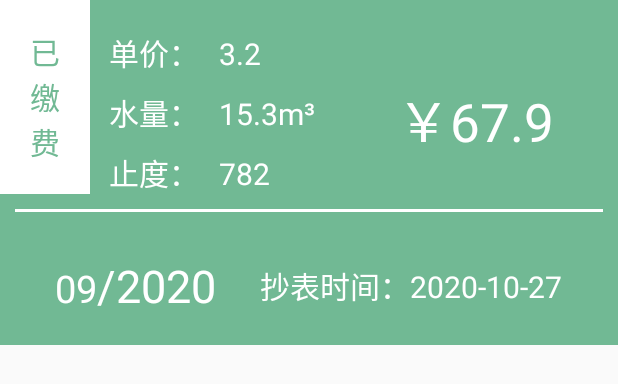
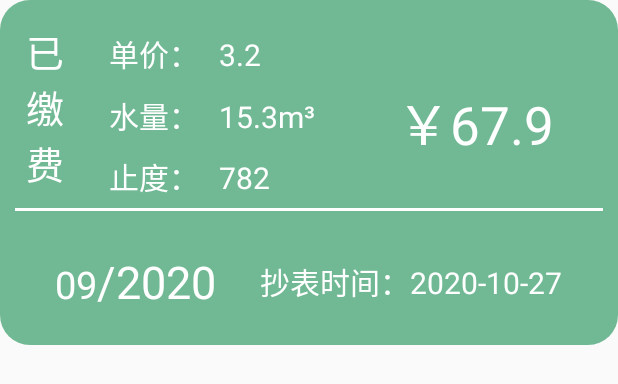
Before and after one commit to CoCoCorina/Water_Query, an Android app: the layout item_bill_detail.xml on its own in the app's theme, with its tools: preview values and no code run, on a phone screen of 412 x 824 dp. Shown: the top 384 px of the screen. Run offline under Robolectric (Android 15) with nearby library versions, the phone set to English and light mode, and no system bars.

Commit message:
美化界面
美化了一下主界面和账单详情界面

```diff
--- a/app/src/main/java/com/dev/water_query/activity/BillDetailsActivity.java
+++ b/app/src/main/java/com/dev/water_query/activity/BillDetailsActivity.java
@@ -6,7 +6,6 @@ import androidx.appcompat.app.AppCompatActivity;
 import android.os.Bundle;
 import android.os.Handler;
 import android.os.Message;
-import android.util.Log;
 import android.widget.ListView;
 import android.widget.Toast;
 
@@ -22,7 +21,6 @@ import com.github.mikephil.charting.data.BarDataSet;
 import com.github.mikephil.charting.data.BarEntry;
 import com.github.mikephil.charting.interfaces.datasets.IBarDataSet;
 
-import java.lang.reflect.Array;
 import java.util.ArrayList;
 
 public class BillDetailsActivity extends AppCompatActivity {
--- a/app/src/main/java/com/dev/water_query/fragment/HomeFragment.java
+++ b/app/src/main/java/com/dev/water_query/fragment/HomeFragment.java
@@ -119,10 +119,10 @@ public class HomeFragment extends Fragment implements View.OnClickListener {
         mListGridViewService.add(new GridViewEntity(R.drawable.ic_baseline_apps_24, "我要交费"));
         mListGridViewService.add(new GridViewEntity(R.drawable.ic_baseline_chat_24, "我的水号"));
         mListGridViewService.add(new GridViewEntity(R.drawable.ic_baseline_chat_24, "电子发票"));
-        mListGridViewService.add(new GridViewEntity(R.drawable.ic_baseline_chat_24, "停水降压通知"));
-        mListGridViewService.add(new GridViewEntity(R.drawable.ic_baseline_chat_24, "水质水压公告"));
+        mListGridViewService.add(new GridViewEntity(R.drawable.ic_baseline_chat_24, "停水通知"));
+        mListGridViewService.add(new GridViewEntity(R.drawable.ic_baseline_chat_24, "水质公告"));
         mListGridViewService.add(new GridViewEntity(R.drawable.ic_baseline_chat_24, "营业网点"));
-        mListGridViewService.add(new GridViewEntity(R.drawable.ic_baseline_chat_24, "直饮水服务"));
+        mListGridViewService.add(new GridViewEntity(R.drawable.ic_baseline_chat_24, "直饮水"));
 
         //通知栏
         mListNoticeEntities1 = new ArrayList<NoticeEntity>();
--- /dev/null
+++ b/app/src/main/res/drawable/linearlayout_background_list_item_bill_detail.xml
@@ -0,0 +1,11 @@
+<?xml version="1.0" encoding="utf-8"?>
+<layer-list xmlns:android="http://schemas.android.com/apk/res/android">
+    <item>
+        <shape android:shape="rectangle">
+            <solid android:color="#71B994" />
+            <corners
+                android:radius="20dp" />
+        </shape>
+    </item>
+
+</layer-list>
--- a/app/src/main/res/layout/item_bill_detail.xml
+++ b/app/src/main/res/layout/item_bill_detail.xml
@@ -2,7 +2,7 @@
 <LinearLayout xmlns:android="http://schemas.android.com/apk/res/android"
     android:layout_width="match_parent"
     android:layout_height="230dp"
-    android:background="#71B994"
+    android:background="@drawable/linearlayout_background_list_item_bill_detail"
     android:orientation="vertical">
 
     <LinearLayout
@@ -15,11 +15,11 @@
             android:id="@+id/txt_item_bill_detail_status"
             android:layout_width="60dp"
             android:layout_height="match_parent"
-            android:background="#FFFFFF"
+            android:layout_marginTop="10dp"
             android:gravity="center"
             android:text="已\n缴\n费"
-            android:textColor="#71B994"
-            android:textSize="20dp" />
+            android:textColor="#FFFFFFFF"
+            android:textSize="25dp" />
 
         <LinearLayout
             android:layout_width="match_parent"
@@ -133,7 +133,10 @@
     <View
         android:layout_width="match_parent"
         android:layout_height="2dp"
-        android:layout_margin="10dp"
+        android:layout_marginLeft="10dp"
+        android:layout_marginTop="5dp"
+        android:layout_marginRight="10dp"
+        android:layout_marginBottom="5dp"
         android:background="#FFFFFF" />
 
     <LinearLayout
@@ -197,5 +200,4 @@
         </LinearLayout>
     </LinearLayout>
 
-
 </LinearLayout>
```
Also changed, not shown: app/src/main/res/drawable/linearlayout_background_general.xml (added, +11 -0 lines), app/src/main/res/layout/activity_bill_details.xml (+8 -5 lines), app/src/main/res/layout/home_fragment.xml (+10 -9 lines).
